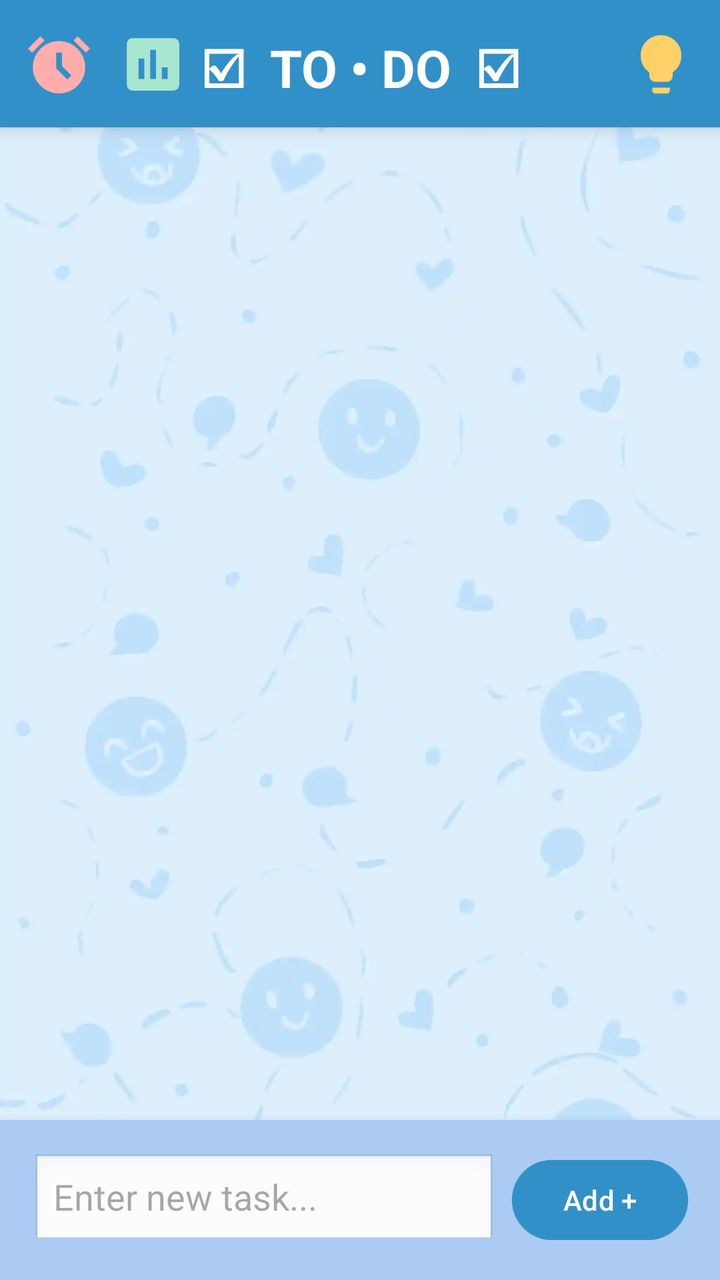
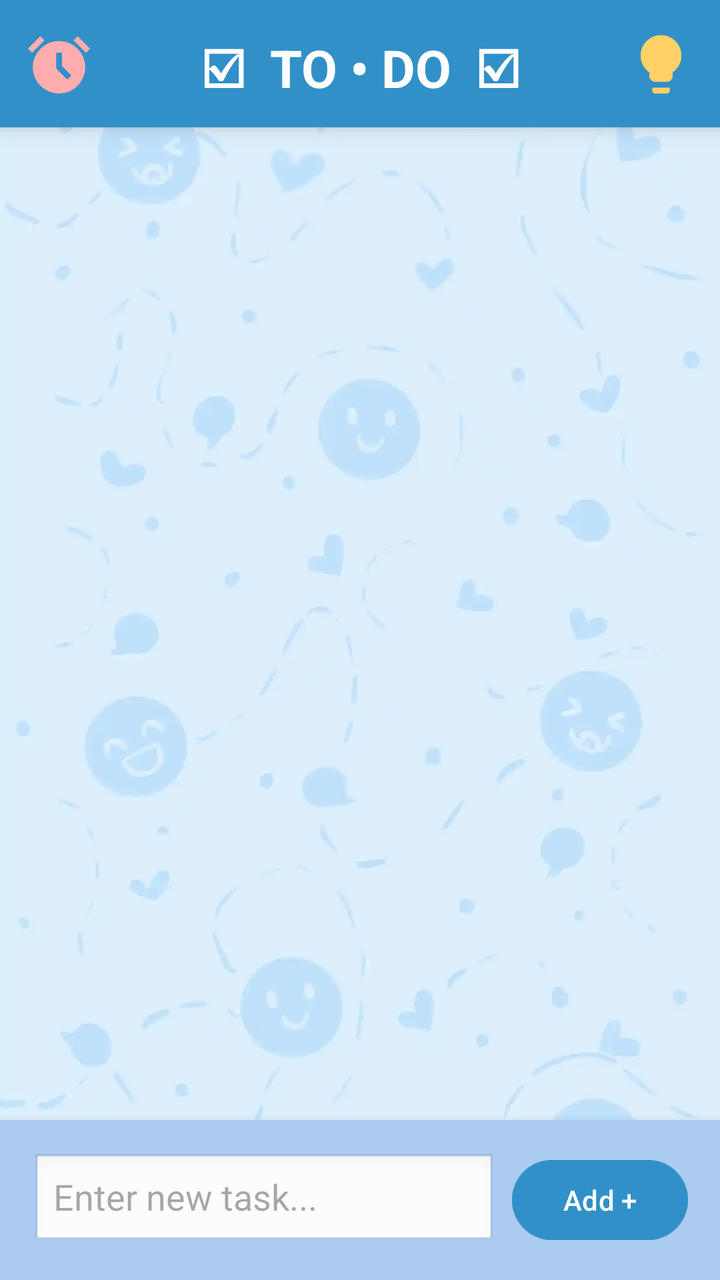

The first picture is an Android layout as it rendered before a commit; the second is the same layout after the commit. The layout source and the unified diff follow.
<!-- AndroidManifest.xml: application theme Theme.BetweenUs -->
<!-- res/layout/fragment_productivity.xml -->
<?xml version="1.0" encoding="utf-8"?>
<androidx.constraintlayout.widget.ConstraintLayout xmlns:android="http://schemas.android.com/apk/res/android"
    xmlns:app="http://schemas.android.com/apk/res-auto"
    xmlns:tools="http://schemas.android.com/tools"
    android:layout_width="match_parent"
    android:layout_height="match_parent"
    android:background="@color/white">

    <ImageView
        android:id="@+id/bgImage"
        android:layout_width="0dp"
        android:layout_height="0dp"
        android:scaleType="centerCrop"
        android:src="@drawable/bg"
        app:layout_constraintBottom_toBottomOf="parent"
        app:layout_constraintEnd_toEndOf="parent"
        app:layout_constraintStart_toStartOf="parent"
        app:layout_constraintTop_toTopOf="parent" />

    
    <TextView
        android:id="@+id/toolbar_title"
        android:layout_width="0dp"
        android:layout_height="wrap_content"
        android:background="#3290c8"
        android:elevation="6dp"
        android:gravity="center"
        android:paddingTop="16dp"
        android:paddingBottom="12dp"
        android:text="☑  TO • DO  ☑"
        android:textColor="@color/white"
        android:textSize="26sp"
        android:textStyle="bold"
        app:layout_constraintEnd_toEndOf="parent"
        app:layout_constraintStart_toStartOf="parent"
        app:layout_constraintTop_toTopOf="parent" />

    <ImageButton
        android:id="@+id/btn_pomodoro"
        android:layout_width="35dp"
        android:layout_height="40dp"
        android:layout_margin="12dp"
        android:background="@android:color/transparent"
        android:elevation="7dp"
        android:scaleType="fitCenter"
        android:src="@drawable/pomodoro_btn"
        app:layout_constraintStart_toStartOf="parent"
        app:layout_constraintTop_toTopOf="parent"
        app:tint="#FFADAD" />

    <ImageButton
        android:id="@+id/btn_stats"
        android:layout_width="35dp"
        android:layout_height="40dp"
        android:layout_margin="12dp"
        android:background="@android:color/transparent"
        android:elevation="7dp"
        android:scaleType="fitCenter"
        android:src="@drawable/stats_btn"
        app:layout_constraintStart_toEndOf="@id/btn_pomodoro"
        app:layout_constraintTop_toTopOf="parent"
        app:tint="#A8E6CF" />

    <ImageButton
        android:id="@+id/btn_suggestion"
        android:layout_width="35dp"
        android:layout_height="40dp"
        android:layout_margin="12dp"
        android:background="@android:color/transparent"
        android:elevation="7dp"
        android:scaleType="fitCenter"
        android:src="@drawable/suggestion_btn_filled"
        app:layout_constraintEnd_toEndOf="parent"
        app:layout_constraintTop_toTopOf="parent"
        app:tint="#FFD166" />

    
    <androidx.recyclerview.widget.RecyclerView
        android:id="@+id/taskRecyclerView"
        android:layout_width="0dp"
        android:layout_height="0dp"
        android:padding="12dp"
        app:layout_constraintBottom_toTopOf="@id/addTaskLayout"
        app:layout_constraintEnd_toEndOf="parent"
        app:layout_constraintStart_toStartOf="parent"
        app:layout_constraintTop_toBottomOf="@id/toolbar_title" />

    
    <LinearLayout
        android:id="@+id/addTaskLayout"
        android:layout_width="match_parent"
        android:layout_height="wrap_content"
        android:background="#ABCBF2"
        android:elevation="8dp"
        android:orientation="horizontal"
        android:padding="16dp"
        app:layout_constraintBottom_toBottomOf="parent"
        app:layout_constraintEnd_toEndOf="parent"
        app:layout_constraintHorizontal_bias="0.0"
        app:layout_constraintStart_toStartOf="@id/taskRecyclerView">

        <EditText
            android:id="@+id/et_task_input"
            android:layout_width="0dp"
            android:layout_height="wrap_content"
            android:layout_weight="1"
            android:background="@android:drawable/edit_text"
            android:elevation="3dp"
            android:hint="Enter new task..."
            android:inputType="textCapSentences"
            android:minHeight="48dp" />

        <Button
            android:id="@+id/btn_add_task"
            android:layout_width="wrap_content"
            android:layout_height="wrap_content"
            android:layout_marginStart="8dp"
            android:backgroundTint="#3290c8"
            android:text="Add +" />

    </LinearLayout>

</androidx.constraintlayout.widget.ConstraintLayout>
<!-- resources referenced by this layout -->
<resources>
  <color name="white">#FFFFFFFF</color>
  <!-- drawable bg: webp bitmap (drawable, 16506 bytes) -->
  <!-- drawable pomodoro_btn (drawable) -->
  <vector xmlns:android="http://schemas.android.com/apk/res/android"
      android:width="24dp"
      android:height="24dp"
      android:viewportWidth="960"
      android:viewportHeight="960">
    <path
        android:pathData="M339.5,851.5q-65.5,-28.5 -114,-77t-77,-114Q120,595 120,520t28.5,-140.5q28.5,-65.5 77,-114t114,-77Q405,160 480,160t140.5,28.5q65.5,28.5 114,77t77,114Q840,445 840,520t-28.5,140.5q-28.5,65.5 -77,114t-114,77Q555,880 480,880t-140.5,-28.5ZM592,688l56,-56 -128,-128v-184h-80v216l152,152ZM224,94l56,56 -170,170 -56,-56 170,-170ZM736,94 L906,264 850,320 680,150 736,94Z"
        android:fillColor="#e3e3e3"/>
  </vector>
  <!-- drawable stats_btn (drawable) -->
  <vector xmlns:android="http://schemas.android.com/apk/res/android"
      android:width="24dp"
      android:height="24dp"
      android:viewportWidth="960"
      android:viewportHeight="960">
    <path
        android:pathData="M280,680h80v-280h-80v280ZM440,680h80v-400h-80v400ZM600,680h80v-160h-80v160ZM200,840q-33,0 -56.5,-23.5T120,760v-560q0,-33 23.5,-56.5T200,120h560q33,0 56.5,23.5T840,200v560q0,33 -23.5,56.5T760,840L200,840Z"
        android:fillColor="#e3e3e3"/>
  </vector>
  <!-- drawable suggestion_btn_filled (drawable) -->
  <vector xmlns:android="http://schemas.android.com/apk/res/android"
      android:width="24dp"
      android:height="24dp"
      android:viewportWidth="960"
      android:viewportHeight="960">
    <path
        android:pathData="M400,720q-33,0 -56.5,-23.5T320,640v-50q-57,-39 -88.5,-100T200,360q0,-117 81.5,-198.5T480,80q117,0 198.5,81.5T760,360q0,69 -31.5,129.5T640,590v50q0,33 -23.5,56.5T560,720L400,720ZM400,880q-17,0 -28.5,-11.5T360,840v-40h240v40q0,17 -11.5,28.5T560,880L400,880Z"
        android:fillColor="#e3e3e3"/>
  </vector>
  <style name="Theme.BetweenUs" parent="Theme.MaterialComponents.DayNight.NoActionBar">
          
          <item name="colorPrimary">@color/purple_500</item>
          <item name="colorPrimaryVariant">@color/purple_700</item>
          <item name="colorOnPrimary">@color/white</item>
          
          <item name="colorSecondary">@color/teal_200</item>
          <item name="colorSecondaryVariant">@color/teal_700</item>
          <item name="colorOnSecondary">@color/black</item>
          
          <item name="android:statusBarColor">?attr/colorPrimaryVariant</item>
          
      </style>
  <color name="purple_500">#FF6200EE</color>
  <color name="purple_700">#FF3700B3</color>
  <color name="teal_200">#FF03DAC5</color>
  <color name="teal_700">#FF018786</color>
  <color name="black">#FF000000</color>
</resources>

<!-- the commit's change to res/layout/fragment_productivity.xml (unified diff, before → after) -->
@@ -48,18 +48,6 @@
         app:layout_constraintTop_toTopOf="parent"
         app:tint="#FFADAD" />
 
-    <ImageButton
-        android:id="@+id/btn_stats"
-        android:layout_width="35dp"
-        android:layout_height="40dp"
-        android:layout_margin="12dp"
-        android:background="@android:color/transparent"
-        android:elevation="7dp"
-        android:scaleType="fitCenter"
-        android:src="@drawable/stats_btn"
-        app:layout_constraintStart_toEndOf="@id/btn_pomodoro"
-        app:layout_constraintTop_toTopOf="parent"
-        app:tint="#A8E6CF" />
 
     <ImageButton
         android:id="@+id/btn_suggestion"
<!-- resource entries referenced after the edit -->
@@ -10,16 +10,6 @@
       android:viewportHeight="960">
     <path
         android:pathData="M339.5,851.5q-65.5,-28.5 -114,-77t-77,-114Q120,595 120,520t28.5,-140.5q28.5,-65.5 77,-114t114,-77Q405,160 480,160t140.5,28.5q65.5,28.5 114,77t77,114Q840,445 840,520t-28.5,140.5q-28.5,65.5 -77,114t-114,77Q555,880 480,880t-140.5,-28.5ZM592,688l56,-56 -128,-128v-184h-80v216l152,152ZM224,94l56,56 -170,170 -56,-56 170,-170ZM736,94 L906,264 850,320 680,150 736,94Z"
-        android:fillColor="#e3e3e3"/>
-  </vector>
-  <!-- drawable stats_btn (drawable) -->
-  <vector xmlns:android="http://schemas.android.com/apk/res/android"
-      android:width="24dp"
-      android:height="24dp"
-      android:viewportWidth="960"
-      android:viewportHeight="960">
-    <path
-        android:pathData="M280,680h80v-280h-80v280ZM440,680h80v-400h-80v400ZM600,680h80v-160h-80v160ZM200,840q-33,0 -56.5,-23.5T120,760v-560q0,-33 23.5,-56.5T200,120h560q33,0 56.5,23.5T840,200v560q0,33 -23.5,56.5T760,840L200,840Z"
         android:fillColor="#e3e3e3"/>
   </vector>
   <!-- drawable suggestion_btn_filled (drawable) -->
